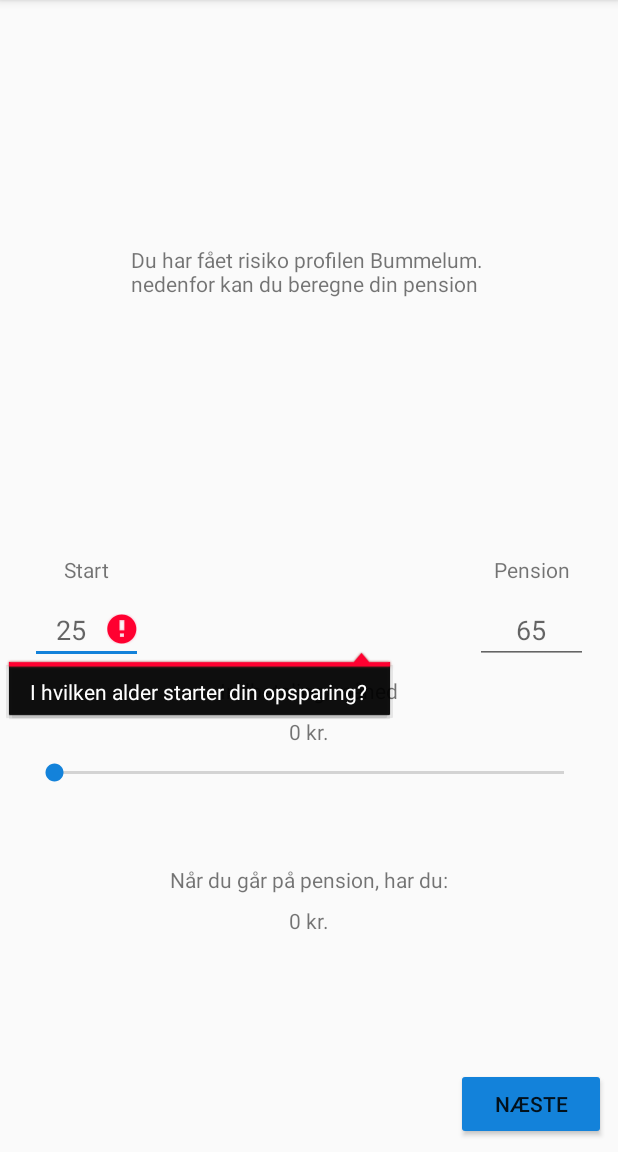
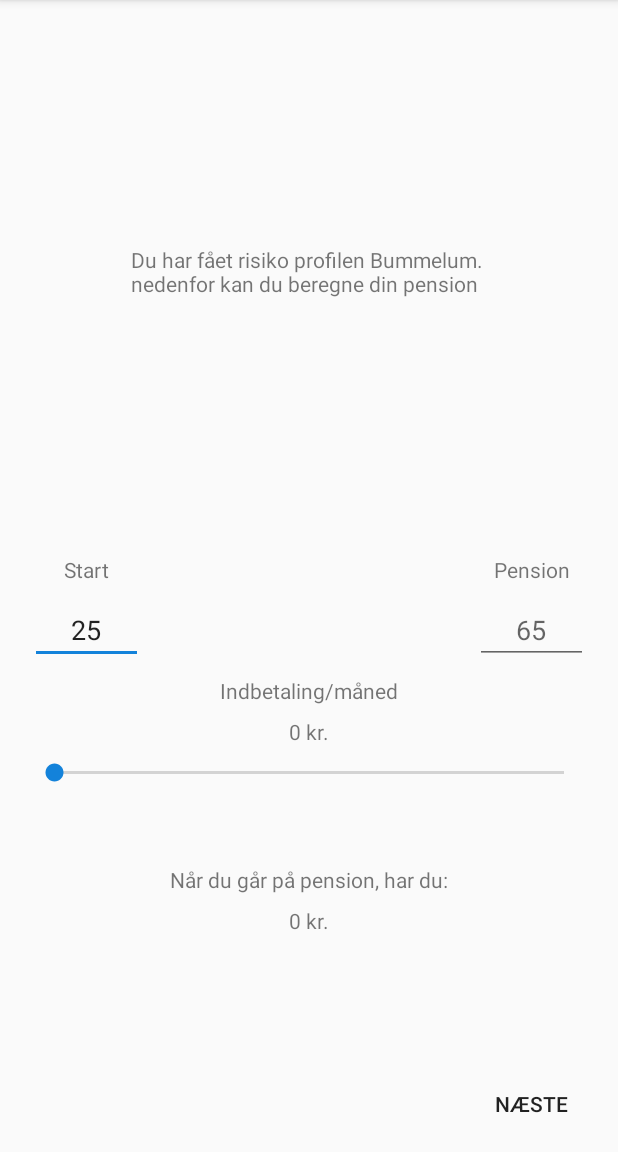
Before and after one commit to s147300/final_pensionconsult, an Android app: the screen it shows after launch (MainActivity), in the side drawer, after a tap on "Pensions Beregning", on a phone screen of 412 x 824 dp, the part 84-1236 px from its top. Run offline under Robolectric (Android 15) with nearby library versions, the phone set to English and light mode, and no system bars.

Commit message:
minor design fixes

```diff
--- a/app/src/main/java/com/example/jonathanlarsen/pensionconsultmainpage/fragments/PensionCalc.java
+++ b/app/src/main/java/com/example/jonathanlarsen/pensionconsultmainpage/fragments/PensionCalc.java
@@ -4,6 +4,7 @@ package com.example.jonathanlarsen.pensionconsultmainpage.fragments;
 import android.os.Bundle;
 import android.support.v4.app.Fragment;
 import android.support.v4.view.ViewPager;
+import android.text.TextUtils;
 import android.view.LayoutInflater;
 import android.view.View;
 import android.view.ViewGroup;
@@ -72,7 +73,6 @@ public class PensionCalc extends Fragment implements View.OnClickListener, ViewP
 
     @Override
     public void onPageSelected(int position) {
-        System.out.println("selected:" + position);
         switch (position) {
             case 0:
                 prev.setVisibility(View.INVISIBLE);
--- a/app/src/main/java/com/example/jonathanlarsen/pensionconsultmainpage/fragments/pensioncalculates/PensionCalcOne.java
+++ b/app/src/main/java/com/example/jonathanlarsen/pensionconsultmainpage/fragments/pensioncalculates/PensionCalcOne.java
@@ -5,6 +5,7 @@ import android.os.Bundle;
 import android.support.v4.app.Fragment;
 import android.text.TextUtils;
 import android.view.LayoutInflater;
+import android.view.TextureView;
 import android.view.View;
 import android.view.ViewGroup;
 import com.example.jonathanlarsen.pensionconsultmainpage.R;
@@ -82,7 +83,7 @@ public class PensionCalcOne extends Fragment implements SeekBar.OnSeekBarChangeL
                 pensionCalc.setPensionEnd(Integer.parseInt(end.getText().toString()));
 
                 result.setText("" + pensionCalc.getResult());
-            }else { end.setError("Hvornår forventer du at gå på pension?"); }
-        }else { start.setError("I hvilken alder starter din opsparing?"); }
+            }else { end.setText("65"); }
+        }else { start.setText("25"); }
     }
 }
--- a/app/src/main/res/layout/fragment_pension_calc.xml
+++ b/app/src/main/res/layout/fragment_pension_calc.xml
@@ -39,6 +39,7 @@
         android:layout_marginStart="8dp"
         android:layout_marginLeft="8dp"
         android:theme="@style/QuestionButton"
+        style="@style/Widget.AppCompat.Button.Borderless"
         app:layout_constraintBottom_toBottomOf="parent"
         app:layout_constraintStart_toStartOf="parent" />
 
@@ -52,6 +53,7 @@
         android:layout_marginEnd="8dp"
         android:layout_marginRight="8dp"
         android:theme="@style/QuestionButton"
+        style="@style/Widget.AppCompat.Button.Borderless"
         app:layout_constraintBottom_toBottomOf="parent"
         app:layout_constraintEnd_toEndOf="parent" />
 
```
Also changed, not shown: app/src/main/res/layout/activity_test_questions.xml (+4 -3 lines).
